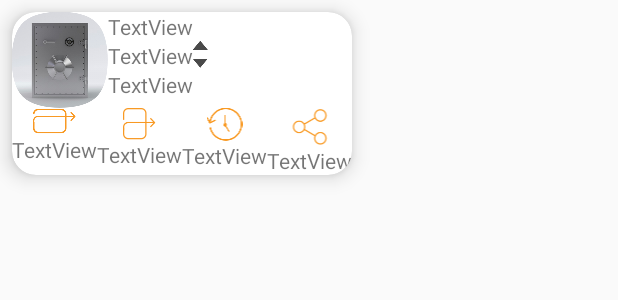
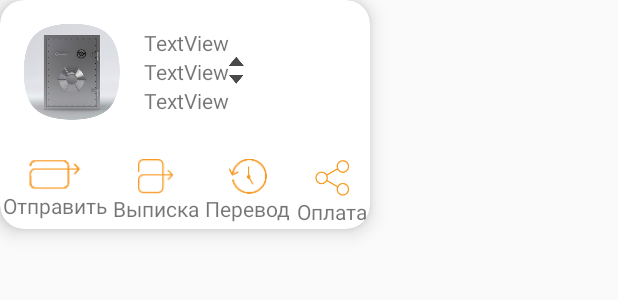
Before and after one commit to kostjagomel/Test-Accounts-And-Cards, an Android app: the layout card_layout.xml on its own in the app's theme, with its tools: preview values and no code run, on a phone screen of 412 x 824 dp. Shown: the top 300 px of the screen. Run offline under Robolectric (Android 15) with nearby library versions, the phone set to English and light mode, and no system bars.

Commit message:
работа над картой ч2

```diff
--- a/app/src/main/res/layout/card_layout.xml
+++ b/app/src/main/res/layout/card_layout.xml
@@ -1,14 +1,10 @@
 <?xml version="1.0" encoding="utf-8"?>
-<android.support.v7.widget.CardView xmlns:app="http://schemas.android.com/apk/res-auto"
-    xmlns:android="http://schemas.android.com/apk/res/android"
+<android.support.v7.widget.CardView xmlns:android="http://schemas.android.com/apk/res/android"
+    xmlns:app="http://schemas.android.com/apk/res-auto"
     xmlns:tools="http://schemas.android.com/tools"
     android:id="@+id/cardView"
     android:layout_width="wrap_content"
     android:layout_height="wrap_content"
-    android:layout_marginBottom="8dp"
-    android:layout_marginEnd="8dp"
-    android:layout_marginStart="8dp"
-    android:layout_marginTop="8dp"
     app:cardCornerRadius="@dimen/fab_margin"
     app:cardElevation="8dp"
     app:layout_constraintBottom_toBottomOf="parent"
@@ -23,20 +19,26 @@
         android:orientation="vertical">
 
         <LinearLayout
-            android:layout_width="wrap_content"
+            android:layout_width="match_parent"
             android:layout_height="wrap_content"
-            android:orientation="horizontal">
+            android:layout_margin="0dp"
+            android:layout_marginBottom="@dimen/appbar_padding_top"
+            android:orientation="horizontal"
+            android:padding="@dimen/appbar_padding_top">
 
             <ImageView
                 android:id="@+id/imageSafe"
                 android:layout_width="wrap_content"
                 android:layout_height="wrap_content"
+                android:layout_margin="@dimen/appbar_padding_top"
                 android:contentDescription="TODO"
                 android:src="@drawable/im_safe" />
 
             <LinearLayout
-                android:layout_width="wrap_content"
-                android:layout_height="wrap_content"
+                android:layout_width="match_parent"
+                android:layout_height="match_parent"
+                android:layout_margin="@dimen/appbar_padding_top"
+                android:gravity="center_vertical"
                 android:orientation="vertical">
 
                 <TextView
@@ -77,11 +79,13 @@
         <LinearLayout
             android:layout_width="wrap_content"
             android:layout_height="wrap_content"
+            android:layout_marginTop="@dimen/appbar_padding_top"
             android:orientation="horizontal">
 
             <LinearLayout
                 android:layout_width="wrap_content"
-                android:layout_height="wrap_content"
+                android:layout_height="match_parent"
+                android:layout_margin="@dimen/cardview_default_elevation"
                 android:orientation="vertical">
 
                 <ImageView
@@ -101,7 +105,8 @@
 
             <LinearLayout
                 android:layout_width="wrap_content"
-                android:layout_height="wrap_content"
+                android:layout_height="match_parent"
+                android:layout_margin="@dimen/cardview_default_radius"
                 android:orientation="vertical">
 
                 <ImageView
@@ -121,7 +126,8 @@
 
             <LinearLayout
                 android:layout_width="wrap_content"
-                android:layout_height="wrap_content"
+                android:layout_height="match_parent"
+                android:layout_margin="@dimen/cardview_default_radius"
                 android:orientation="vertical">
 
                 <ImageView
@@ -141,7 +147,8 @@
 
             <LinearLayout
                 android:layout_width="wrap_content"
-                android:layout_height="wrap_content"
+                android:layout_height="match_parent"
+                android:layout_margin="@dimen/cardview_default_radius"
                 android:orientation="vertical">
 
                 <ImageView
--- a/app/src/main/res/values/strings.xml
+++ b/app/src/main/res/values/strings.xml
@@ -2,9 +2,10 @@
     <string name="app_name">Accounts And Cards</string>
     <string name="action_settings">Settings</string>
     <string name="section_format">Hello World from section:</string>
+
     <string name="connection_error">Упс, что-то пошло не так</string>
-    <string name="text_share">TextView</string>
-    <string name="text_statement">TextView</string>
-    <string name="text_transfer_disable">TextView</string>
-    <string name="text_pay_disable">TextView</string>
+    <string name="text_share">Оплата</string>
+    <string name="text_statement">Перевод</string>
+    <string name="text_transfer_disable">Выписка</string>
+    <string name="text_pay_disable">Отправить</string>
 </resources>
```
